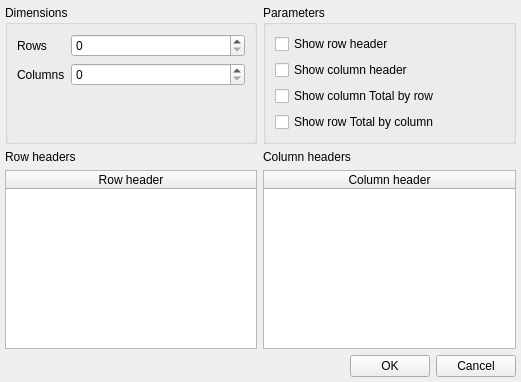
Old version of the form QtRptDesigner/EditFldDlg.ui in the repository qt-project/qtrpt.
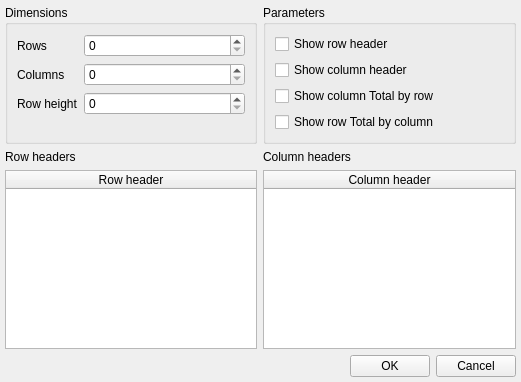
New version of the form. Icons and pictures are not drawn. Custom widgets are drawn as their Qt base class.

What changed in the file:
```diff
--- a/QtRptDesigner/EditFldDlg.ui
+++ b/QtRptDesigner/EditFldDlg.ui
@@ -955,6 +955,16 @@
           <item row="1" column="1">
            <widget class="QSpinBox" name="spnColCount"/>
           </item>
+          <item row="2" column="0">
+           <widget class="QLabel" name="label_11">
+            <property name="text">
+             <string>Row height</string>
+            </property>
+           </widget>
+          </item>
+          <item row="2" column="1">
+           <widget class="QSpinBox" name="spnRowHeight"/>
+          </item>
          </layout>
         </widget>
        </item>
```
Left out of the diff: 4 changed lines with no effect on the pictures.
